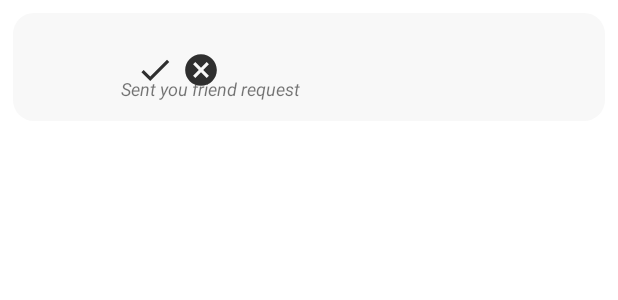
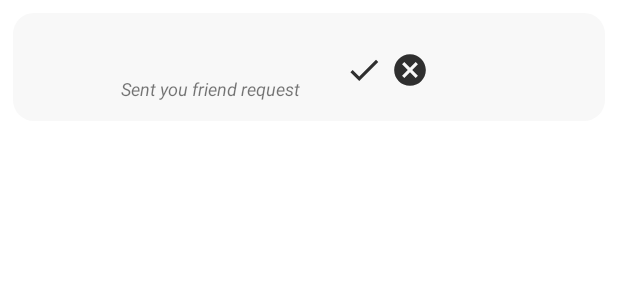
Before and after one commit to krstickatarina/mosis, an Android app: the layout notifications_one_friend_request_layout.xml on its own in the app's theme, with its tools: preview values and no code run, on a phone screen of 412 x 824 dp. Shown: the top 300 px of the screen. Run offline under Robolectric (Android 15) with nearby library versions, the phone set to English and light mode, and no system bars; plain views replace CircularImageView.

Commit message:
friend request izmena

```diff
--- a/Projekat/app/src/main/java/rs/elfak/mosis/katarina/wifinder/NotificationsFriendRequestsActivity.java
+++ b/Projekat/app/src/main/java/rs/elfak/mosis/katarina/wifinder/NotificationsFriendRequestsActivity.java
@@ -98,7 +98,7 @@ public class NotificationsFriendRequestsActivity extends AppCompatActivity {
         adapter = new FirebaseRecyclerAdapter<User, NotificationsHolder>(options) {
             @Override
             protected void onBindViewHolder(@NonNull NotificationsHolder holder, int position, @NonNull User model) {
-                holder.usersUsername.setText(model.getFirstName()+" "+model.getLastName()+"    @"+model.getUsername());
+                holder.usersUsername.setText("@"+model.getUsername());
                 holder.usersID.setText(getRef(position).getKey());
                 String user2ID = getRef(position).getKey();
                 User user2 = model;
--- a/Projekat/app/src/main/res/layout/notifications_one_friend_request_layout.xml
+++ b/Projekat/app/src/main/res/layout/notifications_one_friend_request_layout.xml
@@ -53,9 +53,9 @@
             android:layout_width="25dp"
             android:layout_height="25dp"
             android:layout_marginTop="25dp"
-            android:layout_marginStart="10dp"
+            android:layout_marginStart="30dp"
             android:id="@+id/oneNotification_acceptRequest"
-            android:layout_toRightOf="@+id/oneNotification_usersUsername"
+            android:layout_toRightOf="@+id/oneNotification_sentFriendRequest"
             android:src="@drawable/ic_baseline_check_24"/>
 
         <ImageView
```
